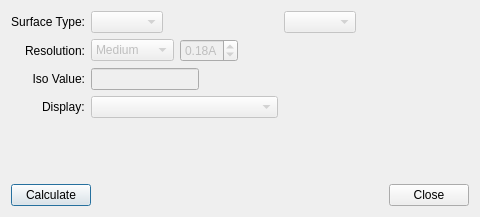
Qt form avogadro/qtplugins/quantumoutput/newsurfacedialog.ui (OpenChemistry/avogadrolibs) before a commit.
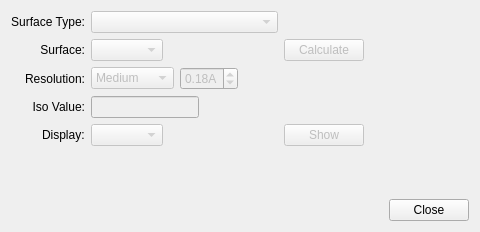
The same form after that commit.

Commit message: Initial NewQuantumOutput dialog display

```diff
--- a/avogadro/qtplugins/quantumoutput/newsurfacedialog.ui
+++ b/avogadro/qtplugins/quantumoutput/newsurfacedialog.ui
@@ -7,7 +7,7 @@
     <x>0</x>
     <y>0</y>
     <width>480</width>
-    <height>217</height>
+    <height>232</height>
    </rect>
   </property>
   <property name="windowTitle">
@@ -35,42 +35,16 @@
      <item row="0" column="1">
       <layout class="QHBoxLayout" name="horizontalLayout_6">
        <item>
-        <widget class="QComboBox" name="surfaceCombo">
+        <widget class="QComboBox" name="surfaceTypeCombo">
          <property name="enabled">
           <bool>false</bool>
          </property>
         </widget>
        </item>
-       <item>
-        <spacer name="horizontalSpacer_2">
-         <property name="orientation">
-          <enum>Qt::Horizontal</enum>
-         </property>
-         <property name="sizeHint" stdset="0">
-          <size>
-           <width>40</width>
-           <height>20</height>
-          </size>
-         </property>
-        </spacer>
-       </item>
       </layout>
      </item>
      <item row="0" column="2">
       <layout class="QHBoxLayout" name="horizontalLayout_7">
-       <item>
-        <widget class="QComboBox" name="moCombo">
-         <property name="enabled">
-          <bool>false</bool>
-         </property>
-         <property name="editable">
-          <bool>false</bool>
-         </property>
-         <property name="currentIndex">
-          <number>0</number>
-         </property>
-        </widget>
-       </item>
        <item>
         <spacer name="horizontalSpacer_7">
          <property name="orientation">
@@ -92,7 +66,7 @@
      <item row="1" column="2">
       <layout class="QHBoxLayout" name="horizontalLayout_8"/>
      </item>
-     <item row="2" column="0">
+     <item row="3" column="0">
       <widget class="QLabel" name="label_3">
        <property name="text">
         <string>Resolution:</string>
@@ -105,7 +79,7 @@
        </property>
       </widget>
      </item>
-     <item row="2" column="1">
+     <item row="3" column="1">
       <layout class="QHBoxLayout" name="horizontalLayout_4">
        <item>
         <widget class="QComboBox" name="resolutionCombo">
@@ -184,7 +158,7 @@
        </item>
       </layout>
      </item>
-     <item row="3" column="0">
+     <item row="4" column="0">
       <widget class="QLabel" name="label_4">
        <property name="toolTip">
         <string>Isosurface cutoff value</string>
@@ -200,7 +174,7 @@
        </property>
       </widget>
      </item>
-     <item row="3" column="1">
+     <item row="4" column="1">
       <layout class="QHBoxLayout" name="horizontalLayout_2">
        <item>
         <widget class="QLineEdit" name="isoValueEdit">
@@ -224,7 +198,7 @@
        </item>
       </layout>
      </item>
-     <item row="4" column="1">
+     <item row="5" column="1">
       <layout class="QHBoxLayout" name="horizontalLayout_3">
        <item>
         <widget class="QComboBox" name="displayBox">
@@ -233,15 +207,125 @@
          </property>
         </widget>
        </item>
+       <item>
+        <spacer name="horizontalSpacer_3">
+         <property name="orientation">
+          <enum>Qt::Horizontal</enum>
+         </property>
+         <property name="sizeHint" stdset="0">
+          <size>
+           <width>40</width>
+           <height>20</height>
+          </size>
+         </property>
+        </spacer>
+       </item>
       </layout>
      </item>
-     <item row="4" column="0" alignment="Qt::AlignRight">
+     <item row="5" column="0" alignment="Qt::AlignRight">
       <widget class="QLabel" name="label_2">
        <property name="text">
         <string>Display:</string>
        </property>
       </widget>
      </item>
+     <item row="5" column="2">
+      <layout class="QHBoxLayout" name="horizontalLayout_9">
+       <item>
+        <widget class="QPushButton" name="showButton">
+         <property name="enabled">
+          <bool>false</bool>
+         </property>
+         <property name="text">
+          <string>Show</string>
+         </property>
+        </widget>
+       </item>
+       <item>
+        <spacer name="horizontalSpacer">
+         <property name="orientation">
+          <enum>Qt::Horizontal</enum>
+         </property>
+         <property name="sizeHint" stdset="0">
+          <size>
+           <width>40</width>
+           <height>20</height>
+          </size>
+         </property>
+        </spacer>
+       </item>
+      </layout>
+     </item>
+     <item row="2" column="1">
+      <layout class="QHBoxLayout" name="horizontalLayout_11">
+       <item>
+        <widget class="QComboBox" name="surfaceCombo">
+         <property name="enabled">
+          <bool>false</bool>
+         </property>
+         <property name="editable">
+          <bool>false</bool>
+         </property>
+         <property name="currentIndex">
+          <number>-1</number>
+         </property>
+        </widget>
+       </item>
+       <item>
+        <spacer name="horizontalSpacer_5">
+         <property name="orientation">
+          <enum>Qt::Horizontal</enum>
+         </property>
+         <property name="sizeHint" stdset="0">
+          <size>
+           <width>40</width>
+           <height>20</height>
+          </size>
+         </property>
+        </spacer>
+       </item>
+      </layout>
+     </item>
+     <item row="2" column="2">
+      <layout class="QHBoxLayout" name="horizontalLayout_12">
+       <item>
+        <widget class="QPushButton" name="calculateButton">
+         <property name="enabled">
+          <bool>false</bool>
+         </property>
+         <property name="text">
+          <string>Calculate</string>
+         </property>
+        </widget>
+       </item>
+       <item>
+        <spacer name="horizontalSpacer_8">
+         <property name="orientation">
+          <enum>Qt::Horizontal</enum>
+         </property>
+         <property name="sizeHint" stdset="0">
+          <size>
+           <width>40</width>
+           <height>20</height>
+          </size>
+         </property>
+        </spacer>
+       </item>
+      </layout>
+     </item>
+     <item row="2" column="0">
+      <widget class="QLabel" name="label_5">
+       <property name="layoutDirection">
+        <enum>Qt::LeftToRight</enum>
+       </property>
+       <property name="text">
+        <string>Surface:</string>
+       </property>
+       <property name="alignment">
+        <set>Qt::AlignRight|Qt::AlignTrailing|Qt::AlignVCenter</set>
+       </property>
+      </widget>
+     </item>
     </layout>
    </item>
    <item>
@@ -259,26 +343,6 @@
    </item>
    <item>
     <layout class="QHBoxLayout" name="horizontalLayout">
-     <item>
-      <widget class="QPushButton" name="calculateButton">
-       <property name="text">
-        <string>Calculate</string>
-       </property>
-      </widget>
-     </item>
-     <item>
-      <spacer name="horizontalSpacer">
-       <property name="orientation">
-        <enum>Qt::Horizontal</enum>
-       </property>
-       <property name="sizeHint" stdset="0">
-        <size>
-         <width>40</width>
-         <height>20</height>
-        </size>
-       </property>
-      </spacer>
-     </item>
      <item>
       <widget class="QDialogButtonBox" name="buttonBox">
        <property name="orientation">
```
Left out of the diff: 26 changed lines with no effect on the pictures. The commit also changes 5 other files.
